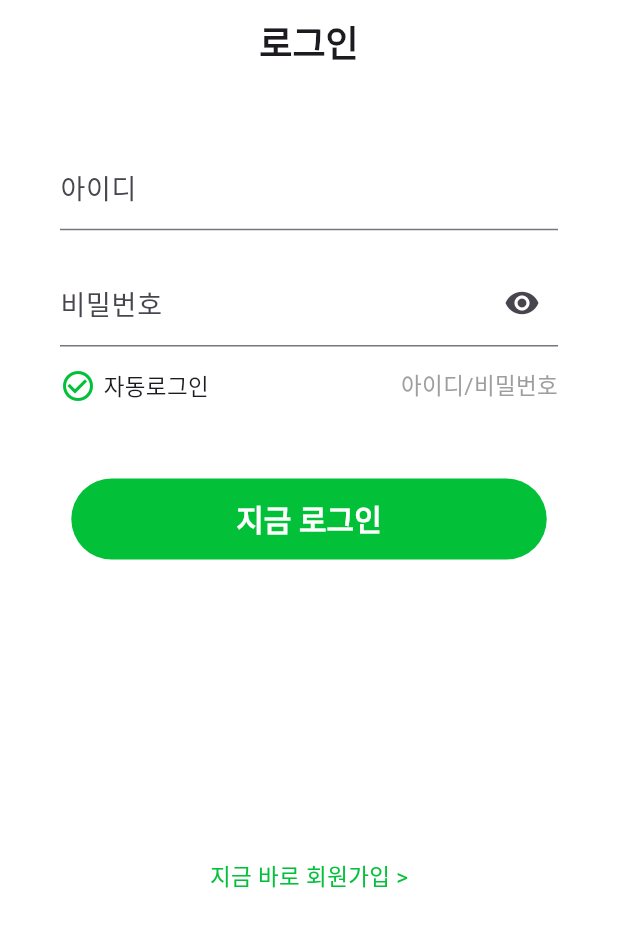
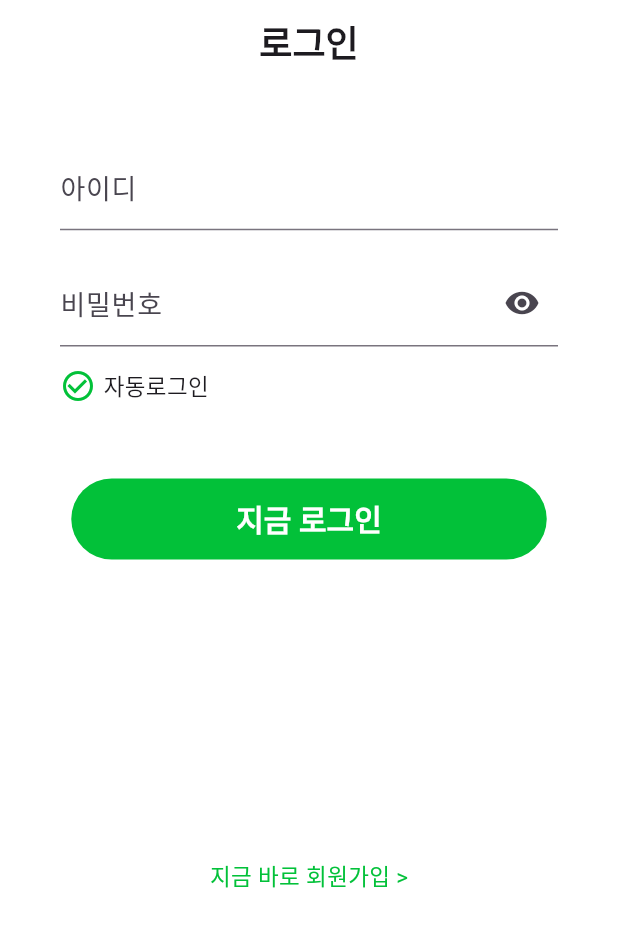
Before and after one commit to Parkseojin2001/Care_AI, a Flutter app: the screen it shows after launch, on a phone screen of 412 x 824 dp. Shown: the top 927 px of the screen. Run offline on Flutter 3.47's test engine with Material 3 defaults, Android fonts, the phone set to English and light mode, and no system bars.

Commit message:
아이디/비밀번호 찾기 기능 제거

```diff
--- a/frontend/lib/screens/login_screen.dart
+++ b/frontend/lib/screens/login_screen.dart
@@ -148,10 +148,10 @@ class _LoginScreenState extends State<LoginScreen> {
                       const SizedBox(
                         height: 14,
                       ),
-                      Row(
+                      const Row(
                         mainAxisAlignment: MainAxisAlignment.spaceBetween,
                         children: [
-                          const Row(
+                          Row(
                             crossAxisAlignment: CrossAxisAlignment.center,
                             children: [
                               Icon(
@@ -166,16 +166,6 @@ class _LoginScreenState extends State<LoginScreen> {
                                 ),
                               ),
                             ],
-                          ),
-                          GestureDetector(
-                            onTap: () {},
-                            child: const Text(
-                              "아이디/비밀번호",
-                              style: TextStyle(
-                                color: Colors.grey,
-                                fontSize: 15,
-                              ),
-                            ),
                           ),
                         ],
                       ),
```
